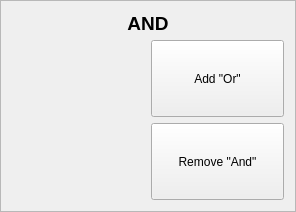
Above: ui/SearchAndFrame.ui from CS-4820-Library-Project/COUNTER-5-Report-Tool-2020-5.0 before the change. Below: the same form after it.
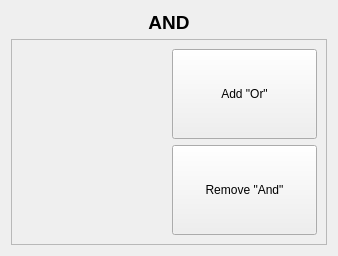
That is the form after the change.

Commit message: cleaned up layout a bit

Diff of the .ui file:
```diff
--- a/ui/SearchAndFrame.ui
+++ b/ui/SearchAndFrame.ui
@@ -6,8 +6,8 @@
    <rect>
     <x>0</x>
     <y>0</y>
-    <width>296</width>
-    <height>212</height>
+    <width>338</width>
+    <height>256</height>
    </rect>
   </property>
   <property name="sizePolicy">
@@ -20,56 +20,13 @@
    <string>Frame</string>
   </property>
   <property name="frameShape">
-   <enum>QFrame::StyledPanel</enum>
+   <enum>QFrame::NoFrame</enum>
   </property>
   <property name="frameShadow">
-   <enum>QFrame::Sunken</enum>
+   <enum>QFrame::Plain</enum>
   </property>
-  <layout class="QGridLayout" name="gridLayout">
-   <item row="2" column="1">
-    <widget class="QPushButton" name="search_remove_and_clause_button">
-     <property name="sizePolicy">
-      <sizepolicy hsizetype="Preferred" vsizetype="Minimum">
-       <horstretch>0</horstretch>
-       <verstretch>0</verstretch>
-      </sizepolicy>
-     </property>
-     <property name="text">
-      <string>Remove &quot;And&quot;</string>
-     </property>
-    </widget>
-   </item>
-   <item row="1" column="1">
-    <widget class="QPushButton" name="search_add_or_clause_button">
-     <property name="sizePolicy">
-      <sizepolicy hsizetype="Preferred" vsizetype="Minimum">
-       <horstretch>0</horstretch>
-       <verstretch>0</verstretch>
-      </sizepolicy>
-     </property>
-     <property name="text">
-      <string>Add &quot;Or&quot;</string>
-     </property>
-    </widget>
-   </item>
-   <item row="1" column="0" rowspan="2">
-    <widget class="QFrame" name="search_or_clause_parameters_frame">
-     <property name="sizePolicy">
-      <sizepolicy hsizetype="Preferred" vsizetype="Minimum">
-       <horstretch>0</horstretch>
-       <verstretch>0</verstretch>
-      </sizepolicy>
-     </property>
-     <property name="frameShape">
-      <enum>QFrame::NoFrame</enum>
-     </property>
-     <property name="frameShadow">
-      <enum>QFrame::Plain</enum>
-     </property>
-     <layout class="QVBoxLayout" name="verticalLayout_22"/>
-    </widget>
-   </item>
-   <item row="0" column="0" colspan="2">
+  <layout class="QVBoxLayout" name="verticalLayout">
+   <item>
     <widget class="QLabel" name="search_and_label">
      <property name="maximumSize">
       <size>
@@ -92,6 +49,61 @@
      </property>
     </widget>
    </item>
+   <item>
+    <widget class="QFrame" name="search_and_clause_body_frame">
+     <property name="frameShape">
+      <enum>QFrame::StyledPanel</enum>
+     </property>
+     <property name="frameShadow">
+      <enum>QFrame::Sunken</enum>
+     </property>
+     <layout class="QGridLayout" name="gridLayout">
+      <item row="0" column="1">
+       <widget class="QPushButton" name="search_add_or_clause_button">
+        <property name="sizePolicy">
+         <sizepolicy hsizetype="Preferred" vsizetype="Minimum">
+          <horstretch>0</horstretch>
+          <verstretch>0</verstretch>
+         </sizepolicy>
+        </property>
+        <property name="text">
+         <string>Add &quot;Or&quot;</string>
+        </property>
+       </widget>
+      </item>
+      <item row="1" column="1">
+       <widget class="QPushButton" name="search_remove_and_clause_button">
+        <property name="sizePolicy">
+         <sizepolicy hsizetype="Preferred" vsizetype="Minimum">
+          <horstretch>0</horstretch>
+          <verstretch>0</verstretch>
+         </sizepolicy>
+        </property>
+        <property name="text">
+         <string>Remove &quot;And&quot;</string>
+        </property>
+       </widget>
+      </item>
+      <item row="0" column="0" rowspan="2">
+       <widget class="QFrame" name="search_or_clause_parameters_frame">
+        <property name="sizePolicy">
+         <sizepolicy hsizetype="Preferred" vsizetype="Minimum">
+          <horstretch>0</horstretch>
+          <verstretch>0</verstretch>
+         </sizepolicy>
+        </property>
+        <property name="frameShape">
+         <enum>QFrame::NoFrame</enum>
+        </property>
+        <property name="frameShadow">
+         <enum>QFrame::Plain</enum>
+        </property>
+        <layout class="QGridLayout" name="gridLayout_2"/>
+       </widget>
+      </item>
+     </layout>
+    </widget>
+   </item>
   </layout>
  </widget>
  <resources/>
```
The commit also changes 3 other files.
